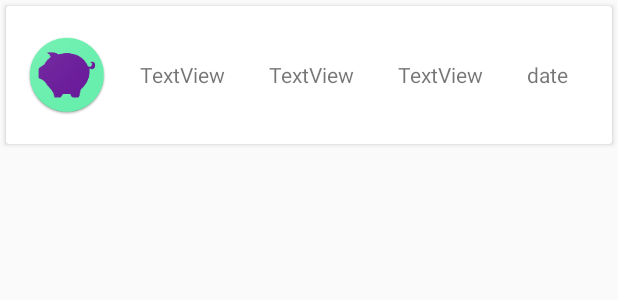
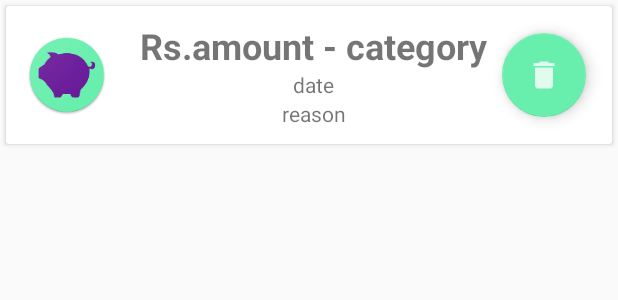
Before and after one commit to SuryaThiru/expensio-WINSEM18, an Android app: the layout day_expense.xml on its own in the app's theme, with its tools: preview values and no code run, on a phone screen of 412 x 824 dp. Shown: the top 300 px of the screen. Run offline under Robolectric (Android 15) with nearby library versions, the light colour scheme and no system bars.

Commit message:
fix alignment and margin issues

```diff
--- a/app/src/main/java/com/nas/android/expensio/AddDebtOrLoan.kt
+++ b/app/src/main/java/com/nas/android/expensio/AddDebtOrLoan.kt
@@ -26,6 +26,7 @@ class AddDebtOrLoan : AppCompatActivity() {
             val opt = if (loan_radio.checkedRadioButtonId == 0) LOAN else DEBT
             // TODO get date
 
+
             val realm = Realm.getDefaultInstance()
             addLoan(realm, amnt, rem, opt, actor, Date())
 
--- a/app/src/main/res/layout/activity_debts_and_loans_list.xml
+++ b/app/src/main/res/layout/activity_debts_and_loans_list.xml
@@ -13,7 +13,6 @@
 
     <android.support.v7.widget.RecyclerView
         android:id="@+id/debts_and_loans_recyclerview"
-        android:layout_marginTop="?attr/actionBarSize"
         android:layout_width="match_parent"
         android:layout_height="match_parent">
 
--- a/app/src/main/res/layout/day_expense.xml
+++ b/app/src/main/res/layout/day_expense.xml
@@ -5,18 +5,16 @@
     android:layout_width="match_parent"
     android:layout_height="wrap_content">
 
-
     <android.support.v7.widget.CardView
         android:layout_width="match_parent"
         android:layout_height="wrap_content"
         app:cardElevation="2dp"
         android:layout_margin="4dp"
-        android:clickable="true"
-        android:foreground="?android:attr/selectableItemBackground">
-
+        >
         <LinearLayout
             android:layout_width="match_parent"
             android:layout_height="match_parent"
+            android:layout_gravity="center"
             >
 
             <ImageView
@@ -27,33 +25,54 @@
                 android:layout_marginEnd="8dp"
                 android:layout_marginTop="8dp"
                 android:contentDescription="category_color"
-
+                app:layout_constraintBottom_toBottomOf="parent"
+                app:layout_constraintEnd_toEndOf="parent"
+                app:layout_constraintTop_toTopOf="parent"
                 app:srcCompat="@mipmap/ic_launcher_foreground" />
 
+           <LinearLayout
+               android:layout_width="wrap_content"
+               android:layout_height="wrap_content"
+               android:orientation="vertical"
+               android:layout_gravity="center" >
+               <LinearLayout
+                   android:layout_width="wrap_content"
+                   android:layout_height="wrap_content"
+                   android:orientation="horizontal"
+                   android:layout_gravity="center">
+
+                   <TextView
+                       android:layout_width="wrap_content"
+                       android:layout_height="wrap_content"
+                       android:text="Rs."
+                       android:textSize="24sp"
+                       android:textStyle="bold" />
                    <TextView
                        android:id="@+id/amount"
                        android:layout_width="wrap_content"
                        android:layout_height="wrap_content"
-                android:layout_weight="1"
-                android:text="TextView"
-                android:layout_gravity="center"/>
+                       android:text="amount"
+                       android:layout_gravity="center"
+                       android:textSize="24sp"
+                       android:textStyle="bold"/>
 
                    <TextView
-                android:id="@+id/reason"
                        android:layout_width="wrap_content"
                        android:layout_height="wrap_content"
-                android:layout_weight="1"
-                android:text="TextView"
-                android:layout_gravity="center"/>
+                       android:text=" - "
+                       android:textSize="24sp"
+                       android:textStyle="bold" />
 
                    <TextView
                        android:id="@+id/category"
                        android:layout_width="wrap_content"
                        android:layout_height="wrap_content"
-                android:layout_weight="1"
-                android:text="TextView"
-                android:layout_gravity="center"/>
+                       android:text="category"
+                       android:layout_gravity="center"
+                       android:textSize="24sp"
+                       android:textStyle="bold"/>
 
+               </LinearLayout>
                <TextView
                    android:id="@+id/expense_date"
                    android:layout_width="wrap_content"
@@ -61,6 +80,33 @@
                    android:layout_weight="1"
                    android:layout_gravity="center"
                    android:text="date"/>
+
+               <TextView
+                   android:id="@+id/reason"
+                   android:layout_width="wrap_content"
+                   android:layout_height="wrap_content"
+                   android:layout_weight="1"
+                   android:text="reason"
+                   android:layout_gravity="center"/>
+           </LinearLayout>
+            <RelativeLayout
+                android:layout_width="match_parent"
+                android:layout_height="match_parent"
+                >
+
+                <android.support.design.widget.FloatingActionButton
+                    android:id="@+id/fab_delete_expense"
+                    android:layout_width="wrap_content"
+                    android:layout_height="wrap_content"
+                    android:layout_alignParentEnd="true"
+                    android:layout_centerVertical="true"
+                    android:layout_gravity="bottom|center"
+                    android:layout_marginEnd="17dp"
+                    app:srcCompat="@drawable/ic_delete"
+                    android:clickable="true"/>
+
+            </RelativeLayout>
+
 
 
         </LinearLayout>
--- a/app/src/main/res/values/strings.xml
+++ b/app/src/main/res/values/strings.xml
@@ -54,5 +54,10 @@
 
     </string-array>
 
+    <string name="Category_list">Category list</string>
+    <string name="Add_debt_loan">Add a debt or loan</string>
+    <string name="Budget_list">Current Budget</string>
+    <string name="Add_expense">Add expense</string>
+
 
 </resources>
```
Also changed, not shown: app/src/main/AndroidManifest.xml (+12 -5 lines), app/src/main/res/layout/debts_and_loans_list_cell.xml (+67 -10 lines), app/src/main/res/drawable-hdpi/ic_delete.png (added), app/src/main/res/drawable-hdpi/ic_loan.png (added), app/src/main/res/drawable-mdpi/ic_delete.png (added), app/src/main/res/drawable-mdpi/ic_loan.png (added), app/src/main/res/drawable-xhdpi/ic_delete.png (added), app/src/main/res/drawable-xhdpi/ic_loan.png (added), app/src/main/res/drawable-xxhdpi/ic_delete.png (added), app/src/main/res/drawable-xxhdpi/ic_loan.png (added). Lines whose indentation alone changed are shown as unchanged.
